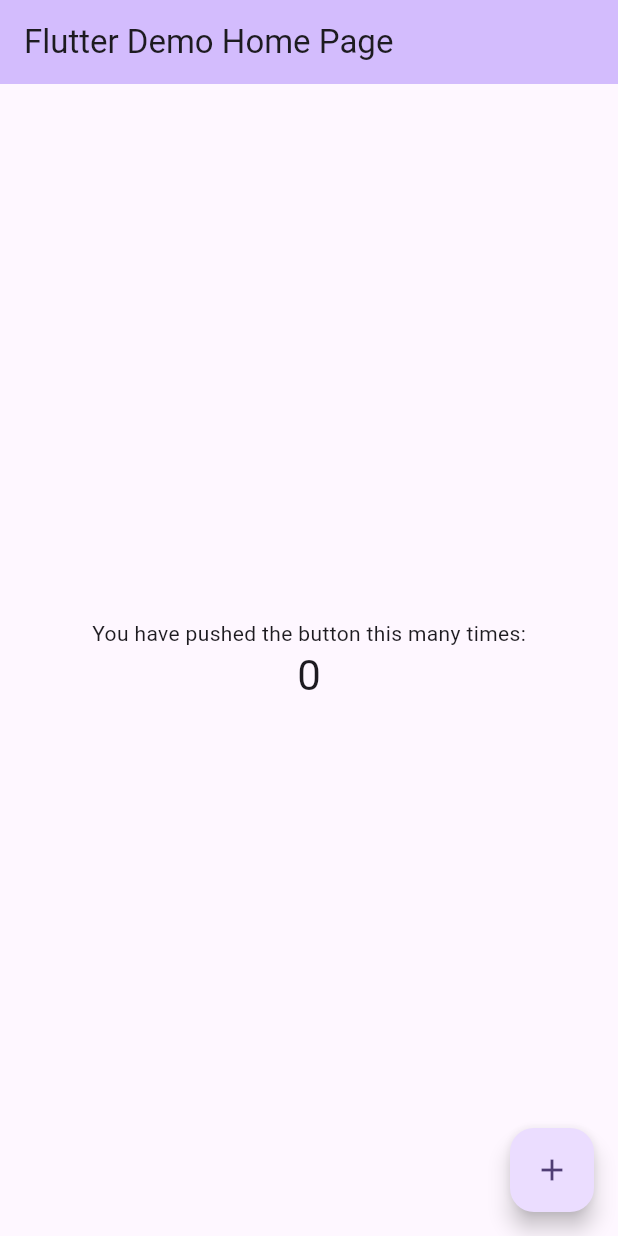
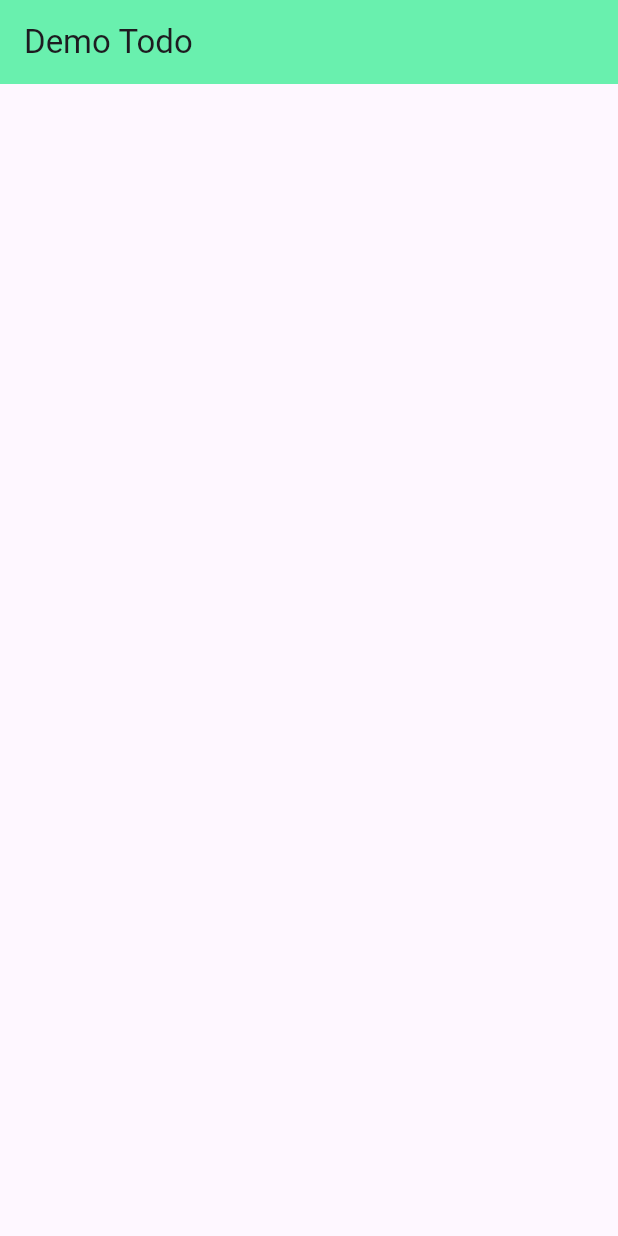
Before and after one commit to nqt2000/Flutter, a Flutter app: the screen it shows after launch, on a phone screen of 412 x 824 dp. Run offline on Flutter 3.47's test engine with Material 3 defaults, Android fonts, the phone set to English and light mode, and no system bars.

Commit message:
Build demo todo_app

```diff
--- a/test_demo/lib/main.dart
+++ b/test_demo/lib/main.dart
@@ -1,4 +1,5 @@
 import 'package:flutter/material.dart';
+import 'package:test_demo/pages/home_page.dart';
 
 void main() {
   runApp(const MyApp());
@@ -11,115 +12,8 @@
   @override
   Widget build(BuildContext context) {
     return MaterialApp(
-      title: 'Flutter Demo',
-      theme: ThemeData(
-        // This is the theme of your application.
-        //
-        // TRY THIS: Try running your application with "flutter run". You'll see
-        // the application has a purple toolbar. Then, without quitting the app,
-        // try changing the seedColor in the colorScheme below to Colors.green
-        // and then invoke "hot reload" (save your changes or press the "hot
-        // reload" button in a Flutter-supported IDE, or press "r" if you used
-        // the command line to start the app).
-        //
-        // Notice that the counter didn't reset back to zero; the application
-        // state is not lost during the reload. To reset the state, use hot
-        // restart instead.
-        //
-        // This works for code too, not just values: Most code changes can be
-        // tested with just a hot reload.
-        colorScheme: ColorScheme.fromSeed(seedColor: Colors.deepPurple),
-        useMaterial3: true,
-      ),
-      home: const MyHomePage(title: 'Flutter Demo Home Page'),
+      debugShowCheckedModeBanner: false,
+      home: HomePage(),
     );
-  }
+    }
 }
-
-class MyHomePage extends StatefulWidget {
-  const MyHomePage({super.key, required this.title});
-
-  // This widget is the home page of your application. It is stateful, meaning
-  // that it has a State object (defined below) that contains fields that affect
-  // how it looks.
-
-  // This class is the configuration for the state. It holds the values (in this
-  // case the title) provided by the parent (in this case the App widget) and
-  // used by the build method of the State. Fields in a Widget subclass are
-  // always marked "final".
-
-  final String title;
-
-  @override
-  State<MyHomePage> createState() => _MyHomePageState();
-}
-
-class _MyHomePageState extends State<MyHomePage> {
-  int _counter = 0;
-
-  void _incrementCounter() {
-    setState(() {
-      // This call to setState tells the Flutter framework that something has
-      // changed in this State, which causes it to rerun the build method below
-      // so that the display can reflect the updated values. If we changed
-      // _counter without calling setState(), then the build method would not be
-      // called again, and so nothing would appear to happen.
-      _counter++;
-    });
-  }
-
-  @override
-  Widget build(BuildContext context) {
-    // This method is rerun every time setState is called, for instance as done
-    // by the _incrementCounter method above.
-    //
-    // The Flutter framework has been optimized to make rerunning build methods
-    // fast, so that you can just rebuild anything that needs updating rather
-    // than having to individually change instances of widgets.
-    return Scaffold(
-      appBar: AppBar(
-        // TRY THIS: Try changing the color here to a specific color (to
-        // Colors.amber, perhaps?) and trigger a hot reload to see the AppBar
-        // change color while the other colors stay the same.
-        backgroundColor: Theme.of(context).colorScheme.inversePrimary,
-        // Here we take the value from the MyHomePage object that was created by
-        // the App.build method, and use it to set our appbar title.
-        title: Text(widget.title),
-      ),
-      body: Center(
-        // Center is a layout widget. It takes a single child and positions it
-        // in the middle of the parent.
-        child: Column(
-          // Column is also a layout widget. It takes a list of children and
-          // arranges them vertically. By default, it sizes itself to fit its
-          // children horizontally, and tries to be as tall as its parent.
-          //
-          // Column has various properties to control how it sizes itself and
-          // how it positions its children. Here we use mainAxisAlignment to
-          // center the children vertically; the main axis here is the vertical
-          // axis because Columns are vertical (the cross axis would be
-          // horizontal).
-          //
-          // TRY THIS: Invoke "debug painting" (choose the "Toggle Debug Paint"
-          // action in the IDE, or press "p" in the console), to see the
-          // wireframe for each widget.
-          mainAxisAlignment: MainAxisAlignment.center,
-          children: <Widget>[
-            const Text(
-              'You have pushed the button this many times:',
-            ),
-            Text(
-              '$_counter',
-              style: Theme.of(context).textTheme.headlineMedium,
-            ),
-          ],
-        ),
-      ),
-      floatingActionButton: FloatingActionButton(
-        onPressed: _incrementCounter,
-        tooltip: 'Increment',
-        child: const Icon(Icons.add),
-      ), // This trailing comma makes auto-formatting nicer for build methods.
-    );
-  }
-}
--- /dev/null
+++ b/test_demo/lib/pages/home_page.dart
@@ -0,0 +1,16 @@
+import 'package:flutter/material.dart';
+
+class HomePage extends StatelessWidget {
+  const HomePage({super.key});
+
+  @override
+  Widget build(BuildContext context) {
+    return Scaffold(
+        appBar: AppBar(
+      title: Text(
+        'Demo Todo',
+      ),
+          backgroundColor: Colors.greenAccent,
+    ));
+  }
+}
```
